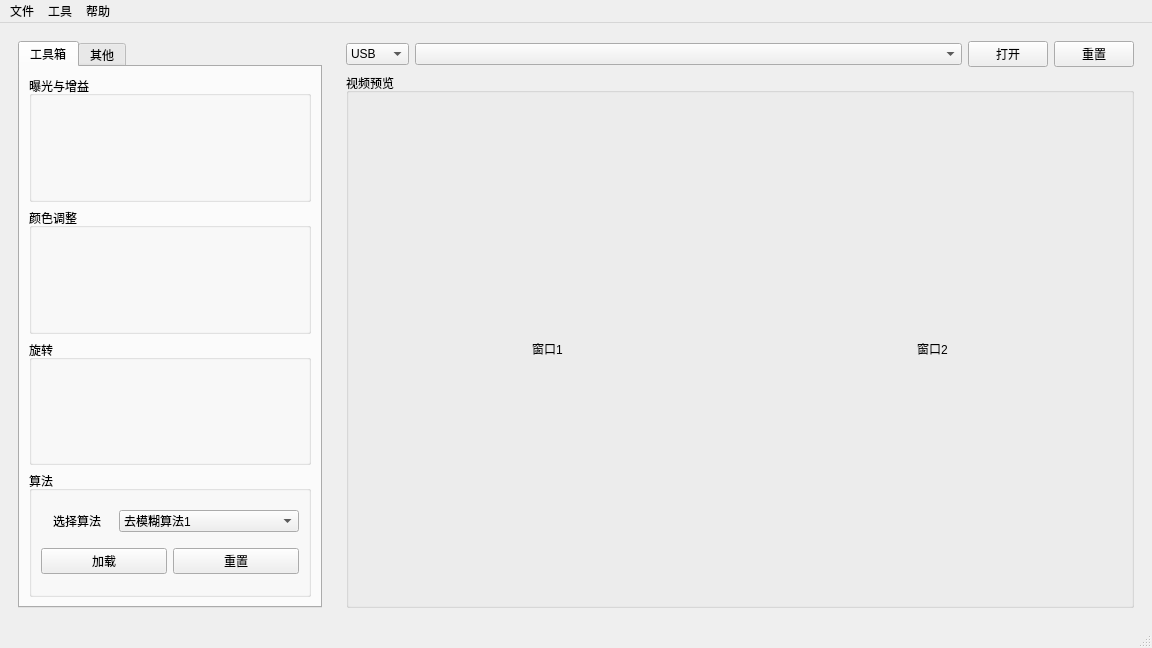
Old version of the form mainwindow.ui in the repository choushunn/ExtremeQualityImagingDemo.
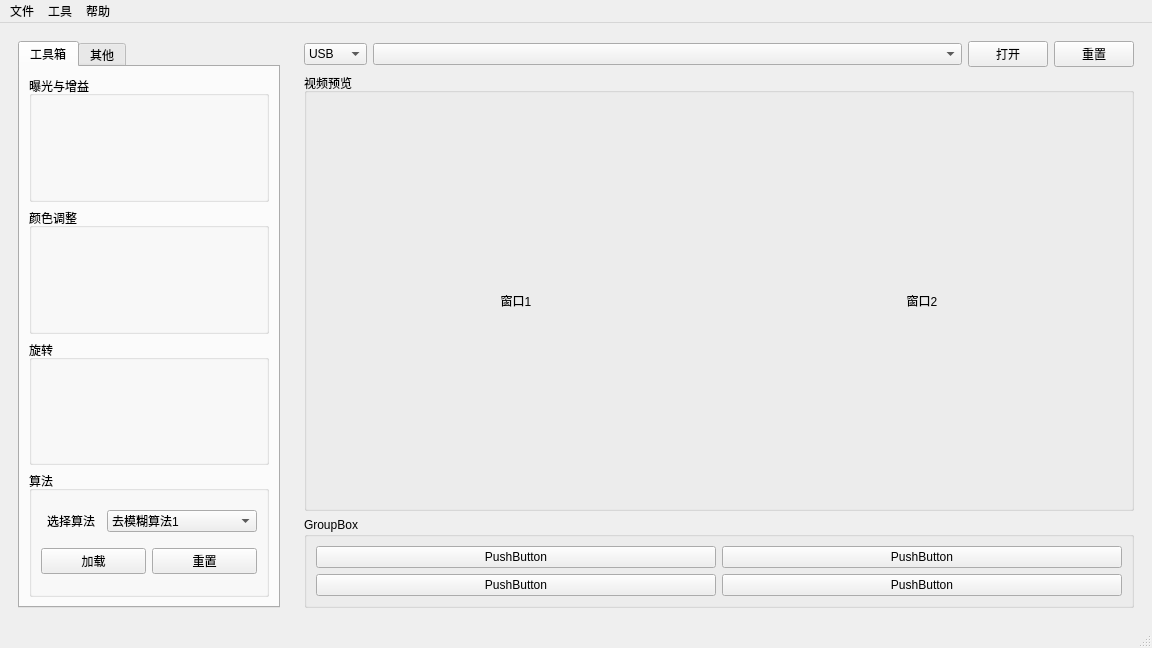
New version of the form.

```diff
--- a/mainwindow.ui
+++ b/mainwindow.ui
@@ -24,7 +24,7 @@
     <item>
      <widget class="QWidget" name="widget_1" native="true">
       <property name="sizePolicy">
-       <sizepolicy hsizetype="Preferred" vsizetype="Preferred">
+       <sizepolicy hsizetype="Expanding" vsizetype="Preferred">
         <horstretch>2</horstretch>
         <verstretch>0</verstretch>
        </sizepolicy>
@@ -33,7 +33,7 @@
        <item row="0" column="0">
         <widget class="QTabWidget" name="tabWidget">
          <property name="sizePolicy">
-          <sizepolicy hsizetype="MinimumExpanding" vsizetype="MinimumExpanding">
+          <sizepolicy hsizetype="Preferred" vsizetype="Preferred">
            <horstretch>1</horstretch>
            <verstretch>0</verstretch>
           </sizepolicy>
@@ -124,14 +124,26 @@
               <item>
                <layout class="QHBoxLayout" name="horizontalLayout_5">
                 <item>
-                 <widget class="QPushButton" name="pushButton">
+                 <widget class="QPushButton" name="m_btn_load_algorithm">
+                  <property name="sizePolicy">
+                   <sizepolicy hsizetype="Preferred" vsizetype="Fixed">
+                    <horstretch>0</horstretch>
+                    <verstretch>0</verstretch>
+                   </sizepolicy>
+                  </property>
                   <property name="text">
                    <string>加载</string>
                   </property>
                  </widget>
                 </item>
                 <item>
-                 <widget class="QPushButton" name="pushButton_2">
+                 <widget class="QPushButton" name="m_btn_reset_alogrithm">
+                  <property name="sizePolicy">
+                   <sizepolicy hsizetype="Preferred" vsizetype="Fixed">
+                    <horstretch>0</horstretch>
+                    <verstretch>0</verstretch>
+                   </sizepolicy>
+                  </property>
                   <property name="text">
                    <string>重置</string>
                   </property>
@@ -157,8 +169,8 @@
     <item>
      <widget class="QWidget" name="widget_2" native="true">
       <property name="sizePolicy">
-       <sizepolicy hsizetype="MinimumExpanding" vsizetype="Preferred">
-        <horstretch>5</horstretch>
+       <sizepolicy hsizetype="Expanding" vsizetype="Preferred">
+        <horstretch>6</horstretch>
         <verstretch>0</verstretch>
        </sizepolicy>
       </property>
@@ -220,7 +232,7 @@
        <item>
         <widget class="QGroupBox" name="groupBox">
          <property name="sizePolicy">
-          <sizepolicy hsizetype="MinimumExpanding" vsizetype="MinimumExpanding">
+          <sizepolicy hsizetype="Preferred" vsizetype="MinimumExpanding">
            <horstretch>4</horstretch>
            <verstretch>0</verstretch>
           </sizepolicy>
@@ -232,11 +244,17 @@
           <item>
            <widget class="QLabel" name="m_lbl_display1">
             <property name="sizePolicy">
-             <sizepolicy hsizetype="MinimumExpanding" vsizetype="Preferred">
+             <sizepolicy hsizetype="Preferred" vsizetype="Preferred">
               <horstretch>0</horstretch>
               <verstretch>0</verstretch>
              </sizepolicy>
             </property>
+            <property name="minimumSize">
+             <size>
+              <width>400</width>
+              <height>300</height>
+             </size>
+            </property>
             <property name="text">
              <string>窗口1</string>
             </property>
@@ -248,11 +266,17 @@
           <item>
            <widget class="QLabel" name="m_lbl_display2">
             <property name="sizePolicy">
-             <sizepolicy hsizetype="MinimumExpanding" vsizetype="Preferred">
+             <sizepolicy hsizetype="Preferred" vsizetype="Preferred">
               <horstretch>0</horstretch>
               <verstretch>0</verstretch>
              </sizepolicy>
             </property>
+            <property name="minimumSize">
+             <size>
+              <width>400</width>
+              <height>300</height>
+             </size>
+            </property>
             <property name="text">
              <string>窗口2</string>
             </property>
@@ -264,6 +288,43 @@
          </layout>
         </widget>
        </item>
+       <item>
+        <widget class="QGroupBox" name="groupBox_6">
+         <property name="title">
+          <string>GroupBox</string>
+         </property>
+         <layout class="QGridLayout" name="gridLayout">
+          <item row="0" column="0">
+           <widget class="QPushButton" name="pushButton">
+            <property name="text">
+             <string>PushButton</string>
+            </property>
+           </widget>
+          </item>
+          <item row="1" column="0">
+           <widget class="QPushButton" name="pushButton_2">
+            <property name="text">
+             <string>PushButton</string>
+            </property>
+           </widget>
+          </item>
+          <item row="0" column="1">
+           <widget class="QPushButton" name="pushButton_3">
+            <property name="text">
+             <string>PushButton</string>
+            </property>
+           </widget>
+          </item>
+          <item row="1" column="1">
+           <widget class="QPushButton" name="pushButton_4">
+            <property name="text">
+             <string>PushButton</string>
+            </property>
+           </widget>
+          </item>
+         </layout>
+        </widget>
+       </item>
       </layout>
      </widget>
     </item>
```
Left out of the diff: 10 changed lines with no effect on the pictures.
